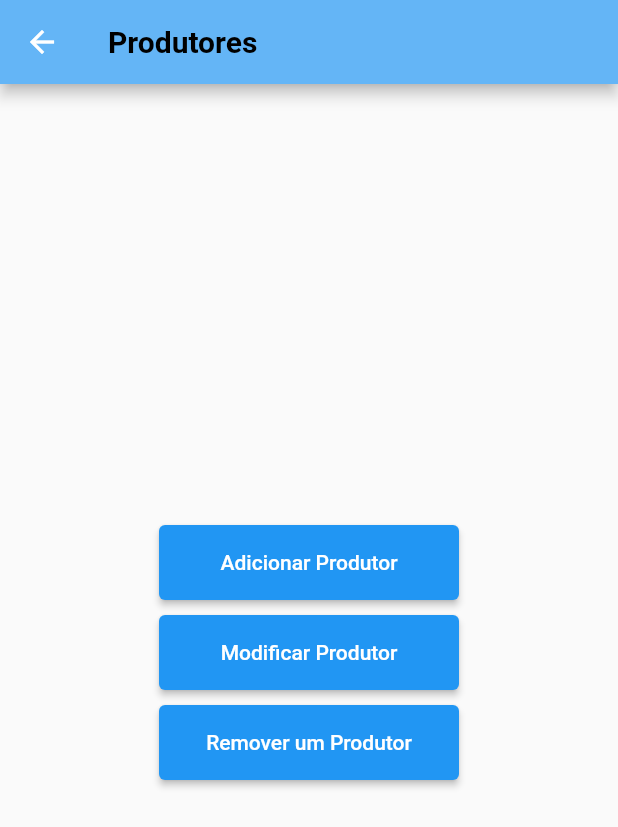
After one commit to MervelMath/FlutterCardernnoDeCampo, a Flutter app: the screen it shows after launch, in the side drawer, after a tap on "Produtores", on a phone screen of 412 x 824 dp. The commit adds this screen. Shown: the top 827 px of the screen. Run offline on Flutter 3.47's test engine with Material 2 defaults, Android fonts, the phone set to English and light mode, and no system bars.

Commit message:
Implementadas refatoração e divisão de telas de produtor e resp técnico

```diff
--- /dev/null
+++ b/lib/Controladores/ProdutorModule/GetProdutor.dart
@@ -0,0 +1,20 @@
+import 'dart:convert';
+import 'dart:async';
+import 'package:http/http.dart' as http;
+import 'package:updatetest_nulableversion/Model/ProdutorModel.dart';
+
+Future<Produtor> fetchProdutor() async {
+  final response = await http.get(
+    Uri.parse('https://caderno-de-campo-nestjs.herokuapp.com/produtores/33'),
+  );
+
+  if (response.statusCode == 200) {
+    // If the server did return a 200 OK response,
+    // then parse the JSON.
+    return Produtor.fromJson(jsonDecode(response.body));
+  } else {
+    // If the server did not return a 200 OK response,
+    // then throw an exception.
+    throw Exception('Failed to load Produtor');
+  }
+}
--- a/lib/Telas/DeleteProdutorPage.dart
+++ b/lib/Telas/ProdutorModule/DeleteProdutorPage.dart
@@ -1,6 +1,6 @@
 import 'package:flutter/material.dart';
-import 'package:updatetest_nulableversion/Controladores/DeleteProdutor.dart';
-import 'package:updatetest_nulableversion/Controladores/GetProdutor.dart';
+import 'package:updatetest_nulableversion/Controladores/ProdutorModule/DeleteProdutor.dart';
+import 'package:updatetest_nulableversion/Controladores/ProdutorModule/GetProdutor.dart';
 import 'package:updatetest_nulableversion/Model/ProdutorModel.dart';
 
 class DeletePage extends StatefulWidget {
--- /dev/null
+++ b/lib/Telas/ProdutorModule/ProdutorMainPage.dart
@@ -0,0 +1,44 @@
+import 'package:flutter/material.dart';
+import 'package:updatetest_nulableversion/WidgetsPersonalizados/BotaoElevadoComNavegacao.dart';
+
+class ProdutorMainPage extends StatefulWidget {
+  @override
+  _ProdutorMainPageState createState() => _ProdutorMainPageState();
+}
+
+class _ProdutorMainPageState extends State<ProdutorMainPage> {
+  @override
+  Widget build(BuildContext context) {
+    return Scaffold(
+      appBar: AppBar(
+        title: Text(
+          "Produtores",
+          style: TextStyle(
+              fontWeight: FontWeight.bold, fontSize: 20, color: Colors.black),
+        ),
+        backgroundColor: Colors.blue[300],
+      ),
+      body: Container(
+        padding: const EdgeInsets.all(8.0),
+        alignment: Alignment.center,
+        child: Column(
+          mainAxisAlignment: MainAxisAlignment.center,
+          children: [
+            BotaoElevadoComNavegacao("Adicionar Produtor", "/AddPage"),
+            SizedBox(
+              height: 10,
+            ),
+            BotaoElevadoComNavegacao("Modificar Produtor", "/UpdatePage"),
+            SizedBox(
+              height: 10,
+            ),
+            BotaoElevadoComNavegacao("Remover um Produtor", "/DeletePage"),
+            SizedBox(
+              height: 10,
+            ),
+          ],
+        ),
+      ),
+    );
+  }
+}
--- /dev/null
+++ b/lib/WidgetsPersonalizados/BotaoElevadoComNavegacao.dart
@@ -0,0 +1,18 @@
+import 'package:flutter/material.dart';
+
+class BotaoElevadoComNavegacao extends StatelessWidget {
+  final String texto;
+  final String rota;
+  const BotaoElevadoComNavegacao(this.texto, this.rota);
+
+  @override
+  Widget build(BuildContext context) {
+    return ElevatedButton(
+      child: Text(texto),
+      onPressed: () {
+        Navigator.of(context).pushNamed(rota);
+      },
+      style: ElevatedButton.styleFrom(minimumSize: Size(200, 50)),
+    );
+  }
+}
--- a/lib/main.dart
+++ b/lib/main.dart
@@ -1,7 +1,13 @@
 import 'package:flutter/material.dart';
-import 'package:updatetest_nulableversion/Telas/AddProdutorPage.dart';
-import 'package:updatetest_nulableversion/Telas/DeleteProdutorPage.dart';
-import 'package:updatetest_nulableversion/Telas/UpdatePage.dart';
+import 'package:updatetest_nulableversion/Telas/ProdutorModule/AddProdutorPage.dart';
+import 'package:updatetest_nulableversion/Telas/ProdutorModule/DeleteProdutorPage.dart';
+import 'package:updatetest_nulableversion/Telas/ProdutorModule/UpdatePage.dart';
+import 'package:updatetest_nulableversion/Telas/TecnicoModule/DeletePageTecnico.dart';
+import 'package:updatetest_nulableversion/Telas/TecnicoModule/UpdatePageTecnico.dart';
+
+import 'Telas/ProdutorModule/ProdutorMainPage.dart';
+import 'Telas/TecnicoModule/AddPageTecnico.dart';
+import 'Telas/TecnicoModule/TecnicoMainPage.dart';
 
 void main() {
   runApp(MyApp());
@@ -19,9 +25,14 @@ class MyApp extends StatelessWidget {
       initialRoute: "/",
       routes: {
         "/": (context) => HomePage(),
+        "/ProdutorPage": (context) => ProdutorMainPage(),
+        "/TecnicoPage": (context) => TecnicoMainPage(),
         "/AddPage": (context) => AddPage(),
         "/UpdatePage": (context) => UpdatePage(),
         "/DeletePage": (context) => DeletePage(),
+        "/AddPageTecnico": (context) => AddPageTecnico(),
+        "/DeletePageTecnico": (context) => DeletePageTecnico(),
+        "/UpdatePageTecnico": (context) => UpdatePageTecnico(),
       },
     );
   }
@@ -31,6 +42,34 @@ class HomePage extends StatelessWidget {
   @override
   Widget build(BuildContext context) {
     return Scaffold(
+      drawer: Drawer(
+        child: Container(
+          padding: const EdgeInsets.all(8.0),
+          alignment: Alignment.center,
+          child: Column(
+            mainAxisAlignment: MainAxisAlignment.center,
+            children: [
+              ElevatedButton(
+                child: Text('Produtores'),
+                onPressed: () {
+                  Navigator.of(context).pushNamed("/ProdutorPage");
+                },
+                style: ElevatedButton.styleFrom(minimumSize: Size(200, 50)),
+              ),
+              SizedBox(
+                height: 10,
+              ),
+              ElevatedButton(
+                child: Text('Responsáveis Técnicos'),
+                onPressed: () {
+                  Navigator.of(context).pushNamed("/TecnicoPage");
+                },
+                style: ElevatedButton.styleFrom(minimumSize: Size(200, 50)),
+              ),
+            ],
+          ),
+        ),
+      ),
       appBar: AppBar(
         title: Text(
           "Caderno de Campo",
@@ -42,38 +81,6 @@ class HomePage extends StatelessWidget {
       body: Container(
         padding: const EdgeInsets.all(8.0),
         alignment: Alignment.center,
-        child: Column(
-          mainAxisAlignment: MainAxisAlignment.center,
-          children: [
-            ElevatedButton(
-              child: Text('Adicionar Produtor'),
-              onPressed: () {
-                Navigator.of(context).pushNamed("/AddPage");
-              },
-              style: ElevatedButton.styleFrom(minimumSize: Size(200, 50)),
-            ),
-            SizedBox(
-              height: 10,
-            ),
-            ElevatedButton(
-              child: Text('Modificar Produtor'),
-              onPressed: () {
-                Navigator.of(context).pushNamed("/UpdatePage");
-              },
-              style: ElevatedButton.styleFrom(minimumSize: Size(200, 50)),
-            ),
-            SizedBox(
-              height: 10,
-            ),
-            ElevatedButton(
-              child: Text('Remover um Produtor'),
-              onPressed: () {
-                Navigator.of(context).pushNamed("/DeletePage");
-              },
-              style: ElevatedButton.styleFrom(minimumSize: Size(200, 50)),
-            ),
-          ],
-        ),
       ),
     );
   }
```
Also changed, not shown: lib/Controladores/TecnicoModule/AddTecnico.dart (added, +46 -0 lines), lib/Controladores/TecnicoModule/DeleteTecnico.dart (added, +25 -0 lines), lib/Controladores/TecnicoModule/GetTecnico.dart (renamed from lib/Controladores/GetProdutor.dart, +4 -4 lines), lib/Controladores/TecnicoModule/UpdateTecnico.dart (added, +48 -0 lines), lib/Model/TecnicoModel.dart (added, +43 -0 lines), lib/Telas/ProdutorModule/AddProdutorPage.dart (added, +100 -0 lines), lib/Telas/ProdutorModule/UpdatePage.dart (added, +112 -0 lines), lib/Telas/TecnicoModule/AddPageTecnico.dart (renamed from lib/Telas/AddProdutorPage.dart, +14 -12 lines), lib/Telas/TecnicoModule/DeletePageTecnico.dart (added, +61 -0 lines), lib/Telas/TecnicoModule/TecnicoMainPage.dart (added, +41 -0 lines), lib/Telas/TecnicoModule/UpdatePageTecnico.dart (renamed from lib/Telas/UpdatePage.dart, +18 -13 lines), lib/Controladores/ProdutorModule/AddProdutor.dart (renamed from lib/Controladores/AddProdutor.dart), lib/Controladores/ProdutorModule/DeleteProdutor.dart (renamed from lib/Controladores/DeleteProdutor.dart), lib/Controladores/ProdutorModule/UpdateProdutor.dart (renamed from lib/Controladores/UpdateProdutor.dart), 1 more files.
